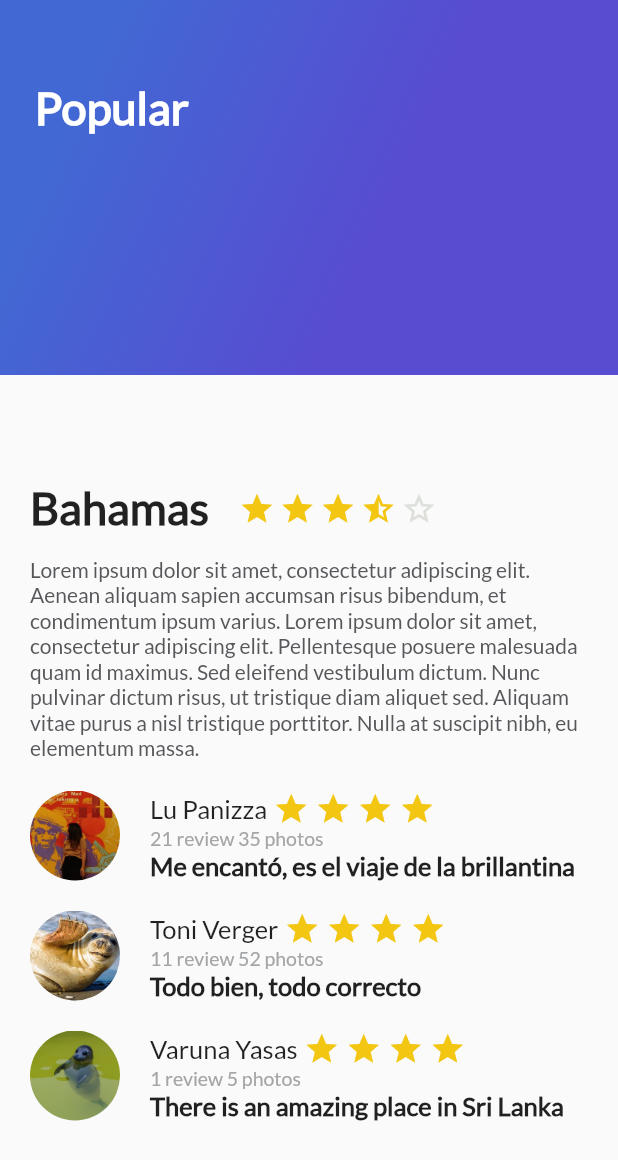
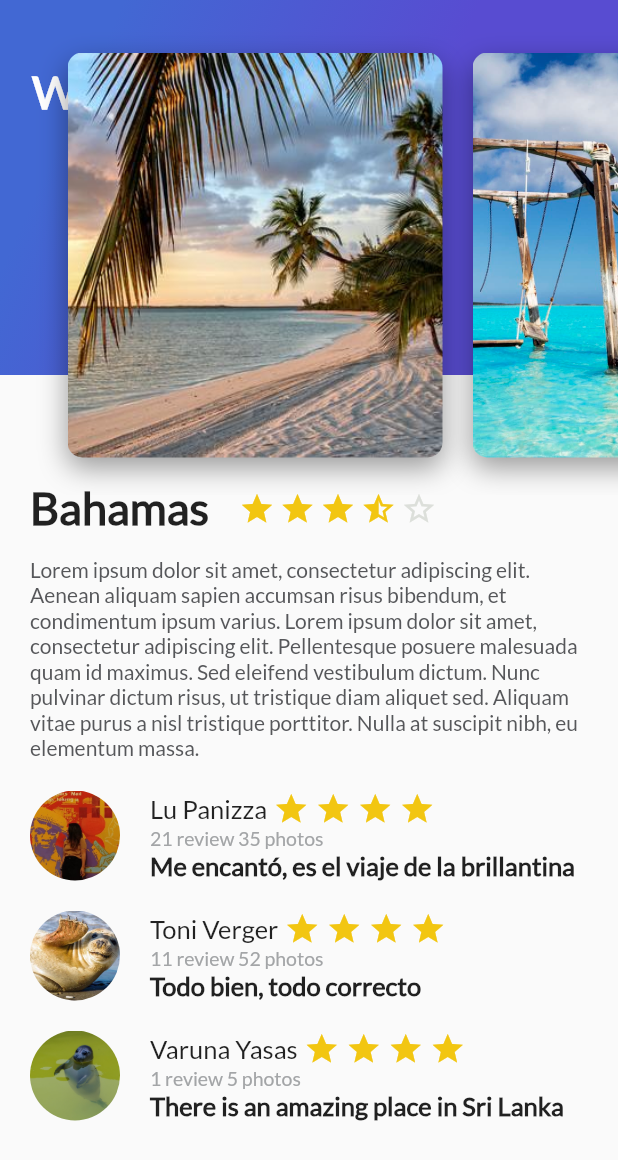
Before and after one commit to toniverger/cursoFlutter, a Flutter app: the screen it shows after launch, on a phone screen of 412 x 824 dp. Shown: the top 1160 px of the screen. Run offline on Flutter 3.47's test engine with Material 2 defaults, Android fonts, the phone set to English and light mode, and no system bars.

Commit message:
rounded images

```diff
--- a/lib/card_image.dart
+++ b/lib/card_image.dart
@@ -1,10 +1,31 @@
 import 'package:flutter/material.dart';
 
 class CardImage extends StatelessWidget {
-  const CardImage({Key? key}) : super(key: key);
+  const CardImage({Key? key, required this.pathName}) : super(key: key);
+
+  final String pathName;
 
   @override
   Widget build(BuildContext context) {
-    return Container();
+    final card = Container(
+      height: 300.0,
+      width: 250.0,
+      margin: const EdgeInsets.only(
+        top: 10.0,
+        left: 20.0,
+      ),
+      decoration: BoxDecoration(
+          image:
+              DecorationImage(fit: BoxFit.cover, image: AssetImage(pathName)),
+          borderRadius: const BorderRadius.all(Radius.circular(10.0)),
+          shape: BoxShape.rectangle,
+          boxShadow: const <BoxShadow>[
+            BoxShadow(
+                color: Colors.black38,
+                blurRadius: 15.0,
+                offset: Offset(0.0, 7.0))
+          ]),
+    );
+    return card;
   }
 }
--- /dev/null
+++ b/lib/card_image_list.dart
@@ -0,0 +1,24 @@
+import 'package:flutter/material.dart';
+import 'card_image.dart';
+
+class CardImageList extends StatelessWidget {
+  const CardImageList({Key? key}) : super(key: key);
+
+  @override
+  Widget build(BuildContext context) {
+    return Container(
+      height: 330.0,
+      child: ListView(
+        padding: const EdgeInsets.all(25.0),
+        scrollDirection: Axis.horizontal,
+        children: const [
+            CardImage(pathName: 'images/sol.jpeg'),
+            CardImage(pathName: 'images/hamaca.jpeg'),
+            CardImage(pathName: 'images/palmera.jpeg'),
+            CardImage(pathName: 'images/chanchos.jpeg'),
+        ],
+      ),
+    );
+  }
+
+}
--- a/lib/gradient_back.dart
+++ b/lib/gradient_back.dart
@@ -24,7 +24,7 @@ class GradientBack extends StatelessWidget {
           fontWeight: FontWeight.bold,
         )
       ),
-      alignment: const Alignment(-0.85, -0.5),
+      alignment: const Alignment(-0.85, -0.6),
     );
   }
 }
--- /dev/null
+++ b/lib/header_appbar.dart
@@ -0,0 +1,16 @@
+import 'package:flutter/material.dart';
+import 'gradient_back.dart';
+import 'card_image_list.dart';
+
+class HeaderAppBar extends StatelessWidget {
+  @override
+  Widget build(BuildContext context) {
+    // TODO: implement build
+    return Stack(
+      children: const [
+        GradientBack(title: "Welcome"),
+        CardImageList()
+      ],
+    );
+  }
+}
--- a/lib/main.dart
+++ b/lib/main.dart
@@ -2,7 +2,7 @@ import 'package:flutter/material.dart';
 import 'package:flutter/services.dart';
 import 'package:hackernews/description_place.dart';
 import 'package:hackernews/review_list.dart';
-import 'package:hackernews/gradient_back.dart';
+import 'package:hackernews/header_appbar.dart';
 
 void main() {
   SystemChrome.setSystemUIOverlayStyle(
@@ -38,7 +38,7 @@ class MyApp extends StatelessWidget {
                       descriptionPlace: descriptionDummy),
                   ReviewList(),
                 ]),
-                const GradientBack(title: "Popular",),
+                HeaderAppBar()
               ],
             )));
   }
```
